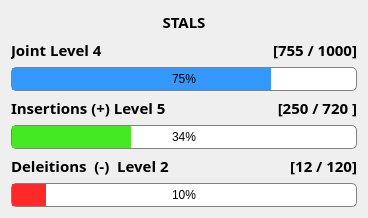
Before: the Qt Designer form GitRPG/mainwindow.ui in Stals/Git-Rpg, drawn with Qt 5.
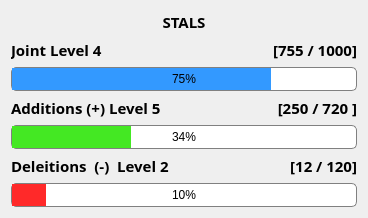
After: the same form once the commit is applied. Icons and pictures are not drawn.

Commit message: changed name insertions to additions

Patch:
```diff
--- a/GitRPG/mainwindow.ui
+++ b/GitRPG/mainwindow.ui
@@ -98,7 +98,7 @@
            </font>
           </property>
           <property name="text">
-           <string>Insertions (+) Level 5</string>
+           <string>Additions (+) Level 5</string>
           </property>
          </widget>
         </item>
```
The commit also changes 4 other files.
